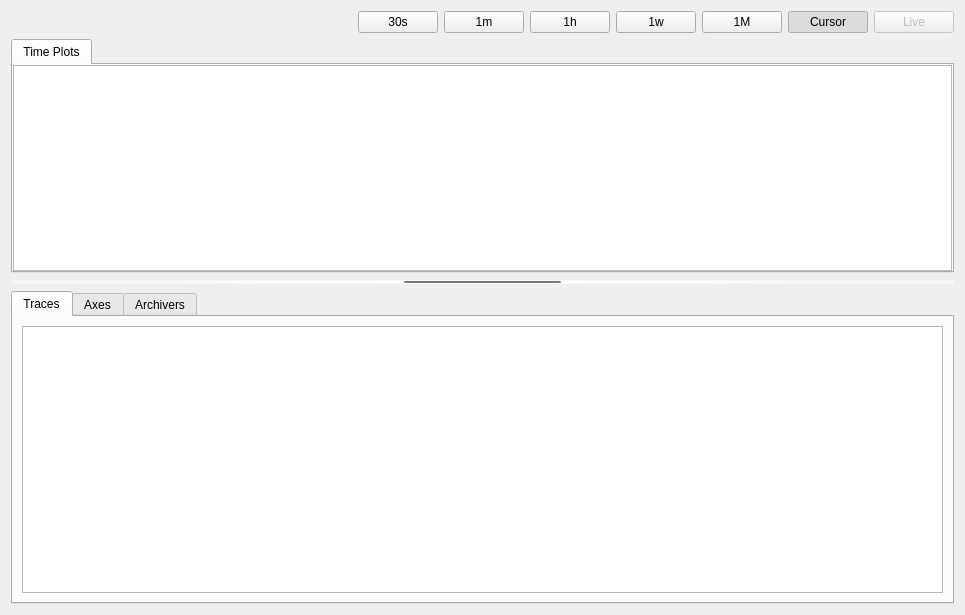
The window that archive_viewer/archive_viewer.ui (slaclab/trace) describes before a commit, drawn with Qt 5.
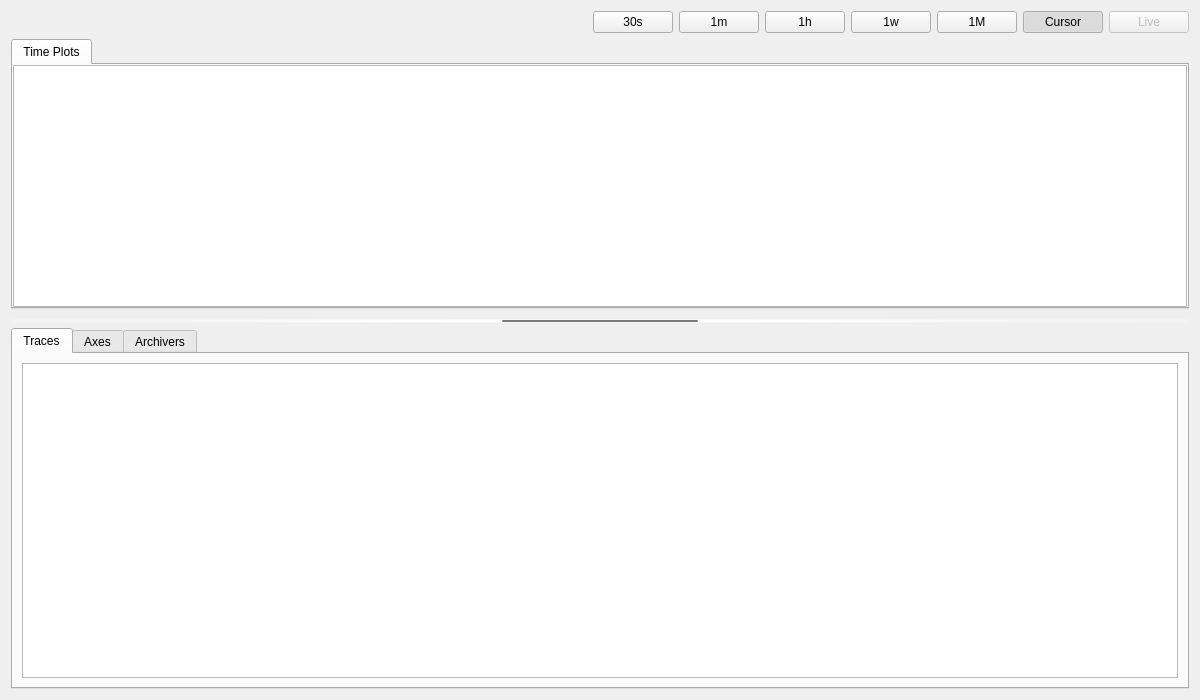
The same window after the commit. Custom widgets are drawn as their Qt base class.

Commit message: Resize App window

```diff
--- a/archive_viewer/archive_viewer.ui
+++ b/archive_viewer/archive_viewer.ui
@@ -6,8 +6,8 @@
    <rect>
     <x>0</x>
     <y>0</y>
-    <width>965</width>
-    <height>615</height>
+    <width>1200</width>
+    <height>700</height>
    </rect>
   </property>
   <property name="windowTitle">
@@ -15,9 +15,9 @@
   </property>
   <property name="styleSheet">
    <string notr="true">QSplitter::handle {
-	background-color: qradialgradient(spread:pad, cx:0.5, cy:0.5, radius:0.5, fx:0.5, fy:0.5, stop:0 rgba(121, 121, 121, 255), stop:0.3 rgba(121, 121, 121, 255), stop:0.301 rgba(255, 255, 255, 255), stop:1 rgba(255, 255, 255, 100));
-	margin-top: 7px;
-	margin-bottom: 7px;
+	background-color: qradialgradient(spread:pad, cx:0.5, cy:0.5, radius:0.5, fx:0.5, fy:0.5, stop:0 rgba(121, 121, 121, 255), stop:0.3 rgba(121, 121, 121, 255), stop:0.301 rgba(255, 255, 255, 255), stop:1 rgba(255, 255, 255, 40));
+	margin-top: 10px;
+	margin-bottom: 5px;
 }
 </string>
   </property>
```
